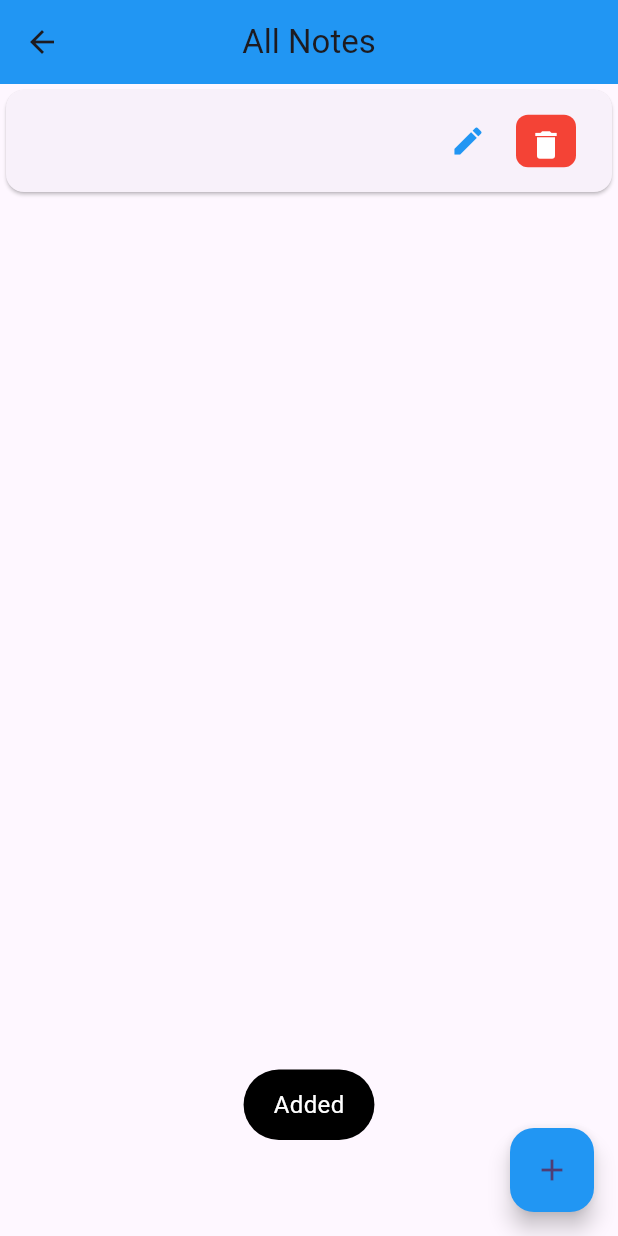
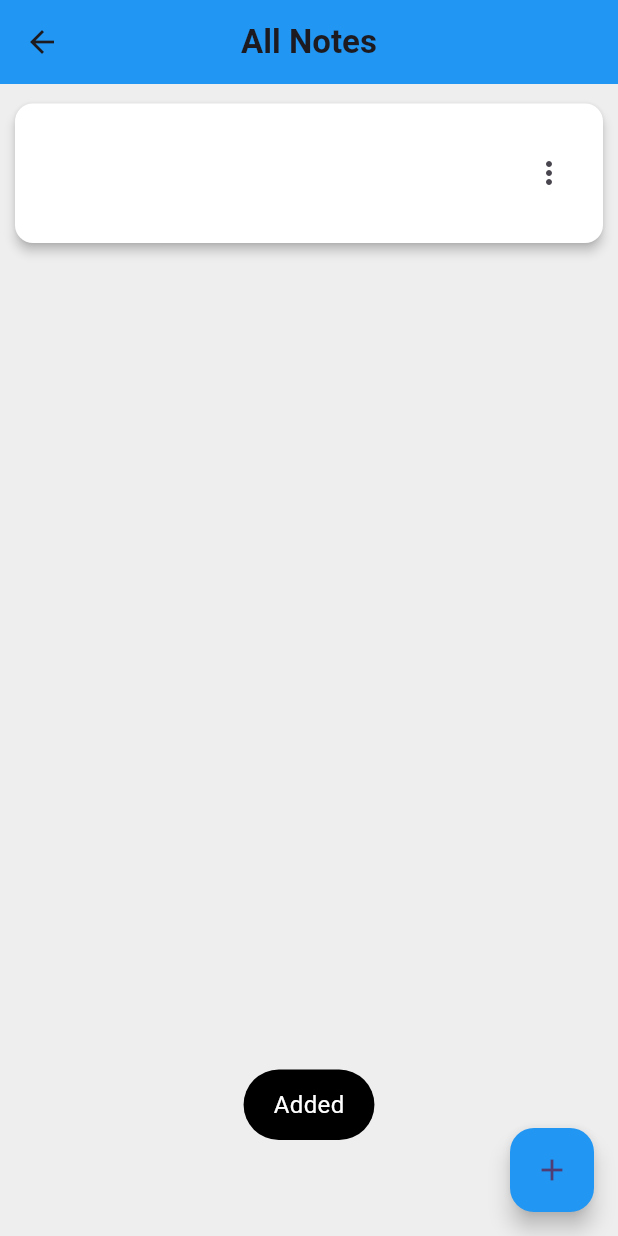
Before and after one commit to aliraza055/mytodo, a Flutter app: the Addtodo screen opened directly, after a tap on "Add task", on a phone screen of 412 x 824 dp. Run offline on Flutter 3.47's test engine with Material 3 defaults, Android fonts, the phone set to English and light mode, and no system bars; our stand-ins replace cloud_firestore, firebase_auth, firebase_core, fluttertoast, image_picker; accounts and stored records are empty; network calls fail.

Commit message:
some changes in code

```diff
--- a/lib/Screens/todo.dart
+++ b/lib/Screens/todo.dart
@@ -10,165 +10,143 @@ class TodoPage extends StatefulWidget {
 }
 
 class _TodoPageState extends State<TodoPage> {
-  final _ref=FirebaseFirestore.instance.collection("users");
+  final _ref = FirebaseFirestore.instance.collection("users");
 
   @override
   Widget build(BuildContext context) {
-    return  Scaffold(
+    return Scaffold(
+      backgroundColor: Colors.grey[200],
       appBar: AppBar(
         backgroundColor: Colors.blue,
-        title:const Text('All Notes'),
-        centerTitle: true
+        title: const Text('All Notes', style: TextStyle(fontWeight: FontWeight.bold)),
+        centerTitle: true,
       ),
       body: Column(
         children: [
           Expanded(
             child: StreamBuilder(
               stream: _ref.orderBy('timestamp', descending: true).snapshots(),
-            builder:(context,snapshot){
+              builder: (context, snapshot) {
                 if (snapshot.connectionState == ConnectionState.waiting) {
                   return const Center(child: CircularProgressIndicator());
                 }
-
                 if (snapshot.hasError) {
-              return
-               Center(child: Text('Error: ${snapshot.error}'));
+                  return Center(child: Text('Error: ${snapshot.error}'));
                 }
-
                 if (!snapshot.hasData || snapshot.data!.docs.isEmpty) {
                   return const Center(child: Text('No items found.'));
                 }
+
                 final List items = snapshot.data!.docs;
-       //     final List<DocumentSnapshot> items = snapshot.data!.docs;
                 return ListView.builder(
+                  padding: const EdgeInsets.symmetric(horizontal: 10, vertical: 5),
                   itemCount: items.length,
-                itemBuilder: (context,index){
-    //            final doc = items[index]; // Each document
-    // final timestamp = doc['timestamp'] as Timestamp; // Access the Firestore timestamp
-    // final date = DateTime.fromMillisecondsSinceEpoch(timestamp.millisecondsSinceEpoch); // Convert to DateTime
-    // final formattedDate = "${date.day}/${date.month}/${date.year}, ${date.hour}:${date.minute}";
-          //           final timestamp = items['timestamp'] as Timestamp;
-          // final formattedDate = DateFormat('yyyy-MM-dd HH:mm').format(timestamp.toDate());
+                  itemBuilder: (context, index) {
+                    final doc = items[index];
                     return Card(
+                      color: Colors.white,
+                      elevation: 3,
+                      shape: RoundedRectangleBorder(borderRadius: BorderRadius.circular(12)),
+                      margin: const EdgeInsets.symmetric(vertical: 8),
                       child: ListTile(
-                    title:Text(items[index]['title'],style:const TextStyle(fontSize: 20,fontWeight: FontWeight.w600),) ,
-                     subtitle: Column(
-                              crossAxisAlignment: CrossAxisAlignment.start,
-
-                      children: [
-                        Text(items[index]['description'] ?? 'No description'),
+                        contentPadding: const EdgeInsets.all(12),
+                        title: Text(
+                          doc['title'],
+                          style: const TextStyle(fontSize: 18, fontWeight: FontWeight.bold),
+                        ),
+                        subtitle: Padding(
+                          padding: const EdgeInsets.only(top: 5),
+                          child: Text(doc['description'] ?? 'No description',
+                              style: TextStyle(color: Colors.grey[700])),
+                        ),
+                        trailing: PopupMenuButton<String>(
+                          onSelected: (value) {
+                            if (value == 'edit') {
+                              _editItem(doc);
+                            } else if (value == 'delete') {
+                              _deleteItem(doc.id);
+                            }
+                          },
+                          itemBuilder: (context) => [
+                            const PopupMenuItem(value: 'edit', child: Text('Edit')),
+                            const PopupMenuItem(value: 'delete', child: Text('Delete')),
                           ],
                         ),
-                     trailing:Row(
-                     mainAxisSize: MainAxisSize.min,
-                      children: [
-                    IconButton(
-                 icon:const Icon(Icons.edit, color: Colors.blue),
-                 onPressed: () {
-                final doc = items[index];
-              showDialog(
-                   context: context,
-                    builder: (context) {
-                    final titleController = TextEditingController(text: doc['title']);
-                   final descriptionController = TextEditingController(text: doc['description']);
-
-        return AlertDialog(
-          title:const Text('Edit Item'),
-          content: Column(
-            mainAxisSize: MainAxisSize.min,
-            children: [
-              TextField(
-                controller: titleController,
-                decoration:const InputDecoration(labelText: 'Title'),
                       ),
-              TextField(
-                controller: descriptionController,
-                decoration:const InputDecoration(labelText: 'Description'),
-              ),
-            ],
-          ),
-          actions: [
-            TextButton(
-              onPressed: () => Navigator.pop(context), // Close dialog
-              child:const Text('Cancel'),
-            ),
-         ElevatedButton(
-  onPressed: () async {
-          Navigator.pop( context); // Close dialog after update
-    final docId = doc.id; // Get document ID
-    await _ref.doc(docId).update({
-      'title': titleController.text,
-      'description': descriptionController.text,
-       });
-
-  },
-  child: const Text('Save'),
-),
-
-          ],
                     );
                   },
                 );
               },
             ),
-   const  SizedBox(width: 8) ,
-          Container(
-             height: 35,
-             width: 40,
-             decoration: BoxDecoration(
-             color: Colors.red,
-            borderRadius: BorderRadius.circular(8)
-              ),
-                 child:
-                     Center(
-                       child: IconButton(
-                          icon:const Icon(Icons.delete, color: Colors.white),
-                          onPressed: () {
-                            showDialog(context: context, builder: (context){
-                              return AlertDialog(
-                                alignment: Alignment.center,
-                                title:const Text("Are you sure to delete?",textAlign:TextAlign.center,),
-                                actions: [
-                                  TextButton(onPressed: (){
-                                    Navigator.pop(context);
-                                  }, child:const Text("No")),
-                                  ElevatedButton(onPressed: ()async{
-                                    Navigator.pop(context);
-                                  if (mounted) {
-                              ScaffoldMessenger.of(context).showSnackBar(
-                             const   SnackBar(content: Text('Item deleted successfully')),
-                              );
-                            }
-                                     final docId = items[index].id; // Get the document ID
-                                    await _ref.doc(docId).delete();
-
-                                 }, child:const Text("Yes"))
-                                ],
-
-                              );
-                            });
-                          },
-                        ),
-                      ),
-                      ) ,
-                      ],
           )
-                  ),
-                );
-
-              });
-
-            } ),
-          )
-
         ],
       ),
-      floatingActionButton: FloatingActionButton(onPressed: (){
-        Navigator.push(context, MaterialPageRoute(builder: (_)=>const Addtodo()));
+      floatingActionButton: FloatingActionButton(
+        onPressed: () {
+          Navigator.push(context, MaterialPageRoute(builder: (_) => const Addtodo()));
         },
         backgroundColor: Colors.blue,
-      child:const Icon(Icons.add),
+        child: const Icon(Icons.add),
       ),
     );
   }
+
+  void _editItem(DocumentSnapshot doc) {
+    final titleController = TextEditingController(text: doc['title']);
+    final descriptionController = TextEditingController(text: doc['description']);
+
+    showDialog(
+      context: context,
+      builder: (context) {
+        return AlertDialog(
+          title: const Text('Edit Item'),
+          content: Column(
+            mainAxisSize: MainAxisSize.min,
+            children: [
+              TextField(controller: titleController, decoration: const InputDecoration(labelText: 'Title')),
+              TextField(controller: descriptionController, decoration: const InputDecoration(labelText: 'Description')),
+            ],
+          ),
+          actions: [
+            TextButton(onPressed: () => Navigator.pop(context), child: const Text('Cancel')),
+            ElevatedButton(
+              onPressed: () async {
+               Navigator.pop(context);
+                await _ref.doc(doc.id).update({'title': titleController.text, 'description': descriptionController.text});
+
+              },
+              child: const Text('Save'),
+            ),
+          ],
+        );
+      },
+    );
   }
+
+  void _deleteItem(String docId) {
+    showDialog(
+      context: context,
+      builder: (context) {
+        return AlertDialog(
+          title: const Text("Are you sure to delete?", textAlign: TextAlign.center),
+          actions: [
+            TextButton(onPressed: () => Navigator.pop(context), child: const Text("No")),
+            ElevatedButton(
+              onPressed: () async {
+                if (mounted) {
+                  ScaffoldMessenger.of(context).showSnackBar(
+                    const SnackBar(content: Text('Item deleted successfully')),
+                  );
+                }
+                Navigator.pop(context);
+                await _ref.doc(docId).delete();
+
+              },
+              child: const Text("Yes"),
+            )
+          ],
+        );
+      },
+    );
+  }
+}
--- a/lib/main.dart
+++ b/lib/main.dart
@@ -1,5 +1,6 @@
 import 'package:firebase_core/firebase_core.dart';
 import 'package:flutter/material.dart';
+import 'package:mytodo/Screens/todo.dart';
 import 'package:mytodo/Screens/uploadimg.dart';
 
 void main() async {
@@ -33,7 +34,7 @@ class MyApp extends StatelessWidget {
         colorScheme: ColorScheme.fromSeed(seedColor: Colors.deepPurple),
         useMaterial3: true,
       ),
-      home: const UploadImage(),
+      home: const TodoPage(),
     );
   }
 }
```
Lines whose indentation alone changed are shown as unchanged.
